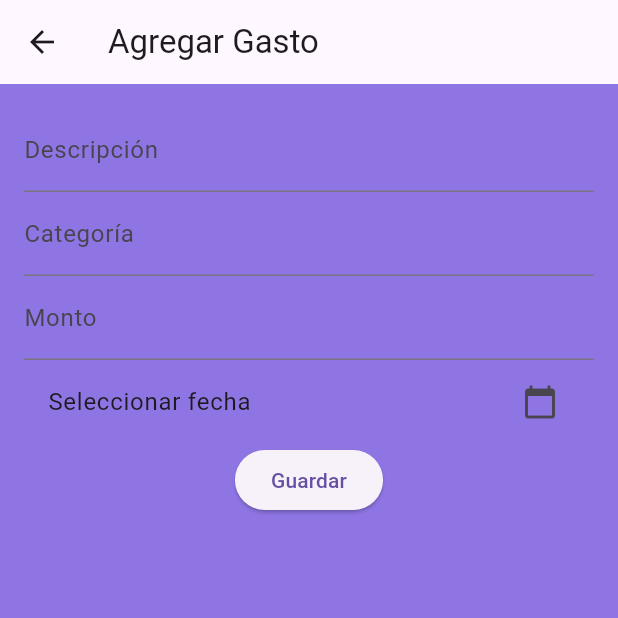
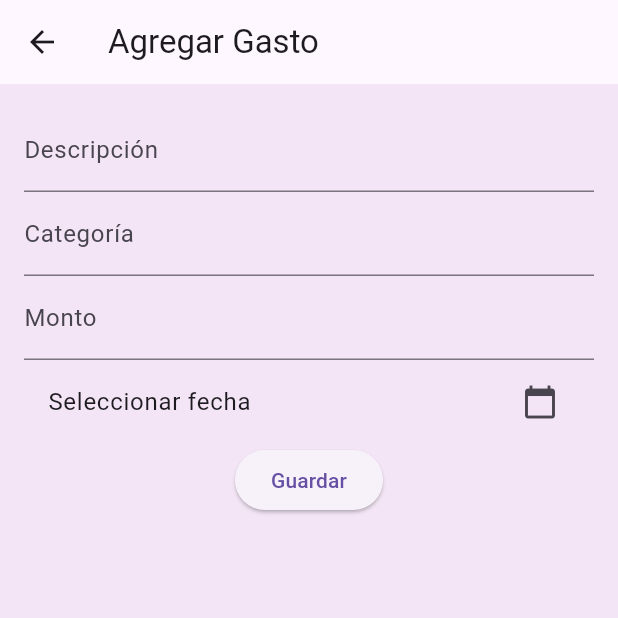
Before and after one commit to lagartoman/CONTROL_GASTOS, a Flutter app: the screen it shows after launch, after a tap on the "add" icon, on a phone screen of 412 x 824 dp, the top half of it. Run offline on Flutter 3.47's test engine with Material 3 defaults, Android fonts, the phone set to English and light mode, and no system bars; our stand-ins replace sqflite; accounts and stored records are empty.

Commit message:
Diseño actualizado: fondo lila y texto negro

```diff
--- a/lib/main.dart
+++ b/lib/main.dart
@@ -12,16 +12,15 @@ class MiApp extends StatelessWidget {
   Widget build(BuildContext context) {
     return MaterialApp(
       title: 'Control de Gastos',
-      theme: ThemeData(// Color de fondo global
-        scaffoldBackgroundColor: const Color.fromARGB(255, 143, 117, 228), // Fondo claro
-        // Tema de texto global
-        textTheme: const TextTheme(
-          bodyLarge: TextStyle(color: Color.fromARGB(221, 199, 248, 4)), // Texto principal
-          bodyMedium: TextStyle(color: Color.fromARGB(157, 101, 250, 2)), // Texto secundario
-        ),
-        // Color primario (botones, AppBar, etc.)
-        primarySwatch: Colors.teal,
-      ),
+      theme: ThemeData(
+  scaffoldBackgroundColor: const Color(0xFFF3E5F5), // Fondo #F3E5F5
+  textTheme: const TextTheme(
+    bodyLarge: TextStyle(color: Colors.black), // Texto principal negro
+    bodyMedium: TextStyle(color: Colors.black), // Texto secundario negro
+    titleLarge: TextStyle(color: Colors.black), // Títulos negros
+  ),
+  primarySwatch: Colors.teal, // Color primario (puedes ajustarlo)
+),
       home: const HomeScreen(),
     );
   }
```
